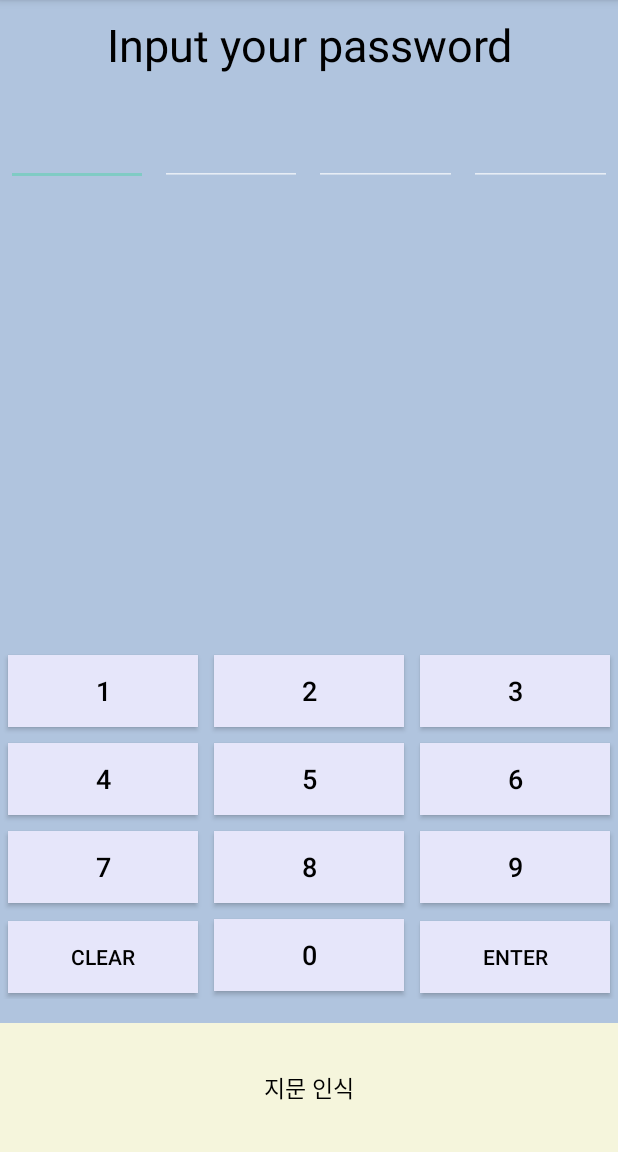
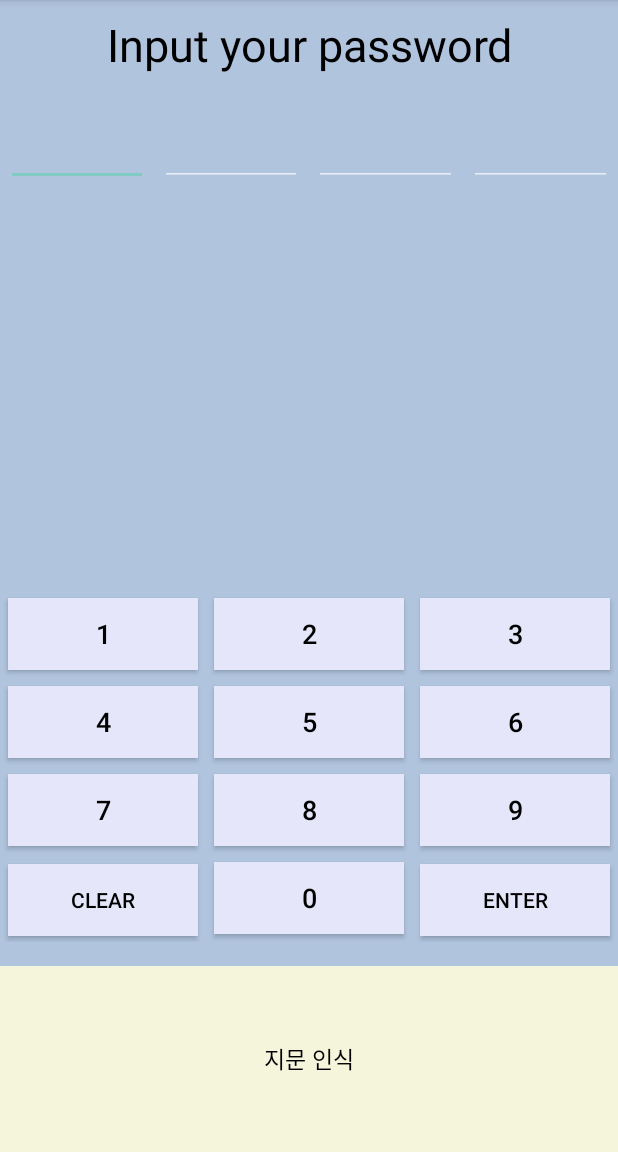
Before and after one commit to winterCapstoneDesign/androidStudio, an Android app: the MainActivity2 screen opened directly, with no data from a screen before it, on a phone screen of 412 x 824 dp, the part 84-1236 px from its top. Run offline under Robolectric (Android 15) with nearby library versions, the phone set to English and light mode, and no system bars.

Commit message:
finger print UI update

```diff
--- a/app/src/main/res/layout/activity_main2.xml
+++ b/app/src/main/res/layout/activity_main2.xml
@@ -83,7 +83,7 @@
 
     <LinearLayout
         android:layout_width="match_parent"
-        android:layout_height="538dp"
+        android:layout_height="500dp"
         android:layout_marginBottom="16dp"
         android:gravity="center"
         android:orientation="vertical">
```
Also changed, not shown: 3 other files.
